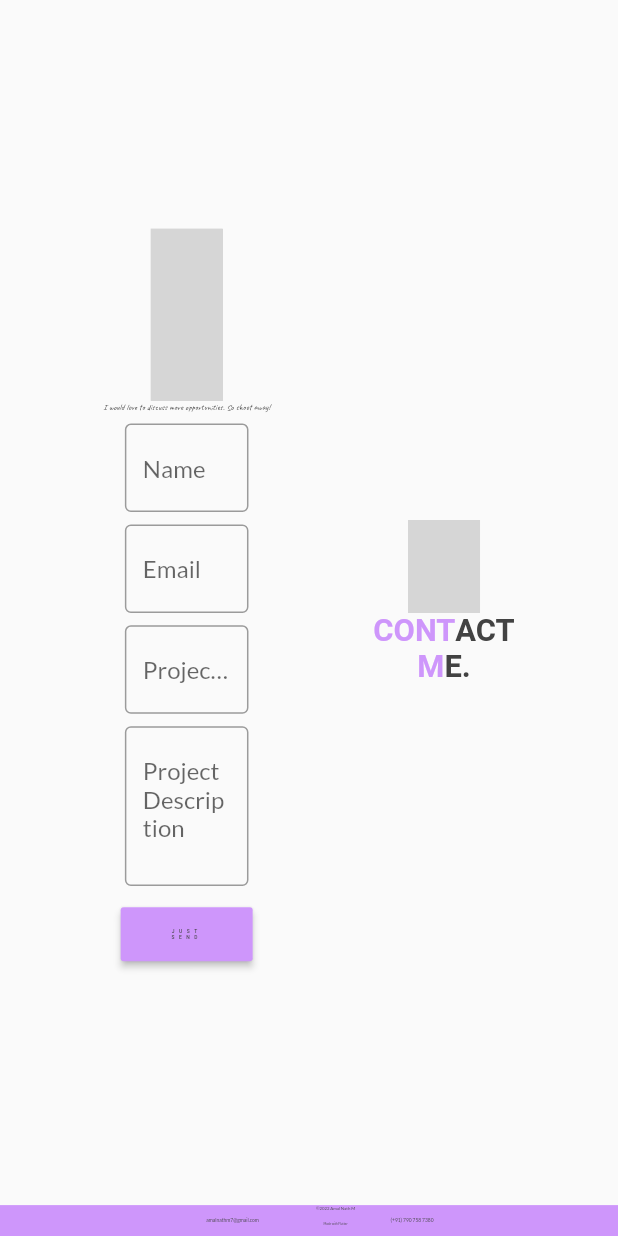
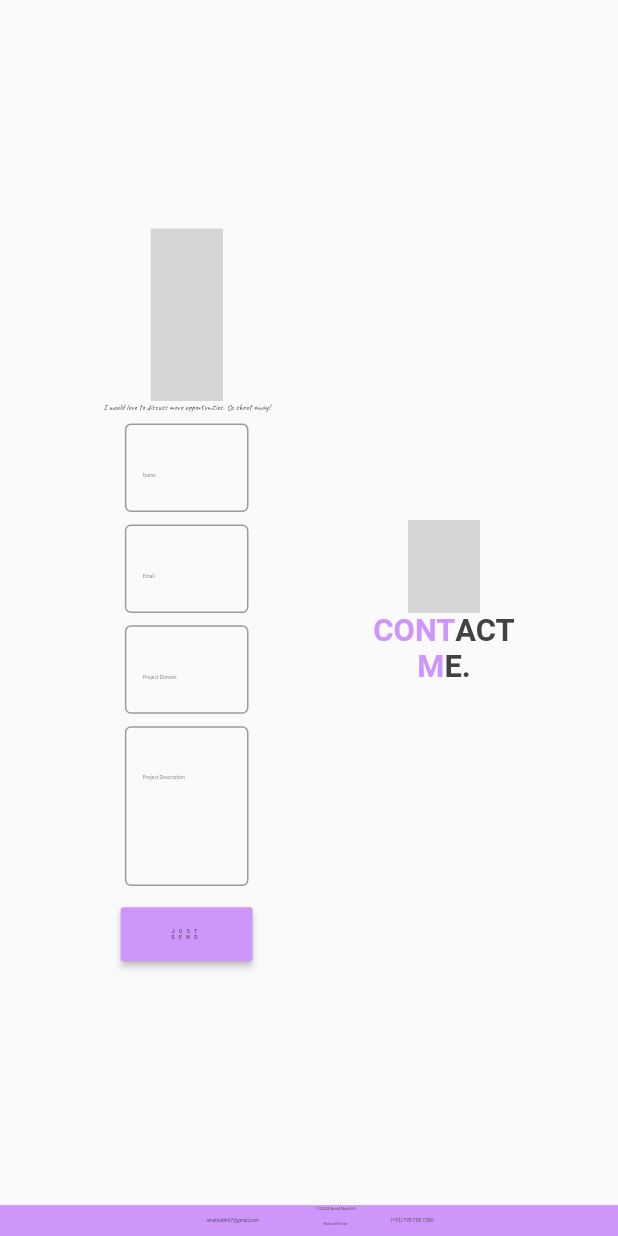
Before and after one commit to amalnathm7/Portfolio, a Flutter app: the ContactPage widget shown alone on an empty page, opened directly, on a phone screen of 412 x 824 dp. Run offline on Flutter 3.47's test engine with Material 2 defaults, Android fonts, the light colour scheme and no system bars; our stand-ins replace font_awesome_flutter, google_fonts, lottie; network calls fail; Roboto replaces fonts that are missing (Kanit); grey boxes are pictures that could not be loaded.

```diff
--- a/lib/contact/contact.dart
+++ b/lib/contact/contact.dart
@@ -74,10 +74,14 @@ class _ContactPageState extends State<ContactPage> {
                             width: size.width * 0.2,
                             child: TextField(
                               cursorColor: Colours.primary,
-                              decoration: const InputDecoration(
+                              decoration: InputDecoration(
                                 hintText: "Name",
-                                border: OutlineInputBorder(),
-                                focusedBorder: OutlineInputBorder(),
+                                hintStyle: TextStyle(
+                                  fontSize: size.width * 0.008,
+                                  color: Colours.text.withOpacity(0.75)
+                                ),
+                                border: const OutlineInputBorder(),
+                                focusedBorder: const OutlineInputBorder(),
                               ),
                             ),
                           ),
@@ -93,10 +97,14 @@ class _ContactPageState extends State<ContactPage> {
                             width: size.width * 0.2,
                             child: TextField(
                               cursorColor: Colours.primary,
-                              decoration: const InputDecoration(
+                              decoration: InputDecoration(
                                 hintText: "Email",
-                                border: OutlineInputBorder(),
-                                focusedBorder: OutlineInputBorder(),
+                                hintStyle: TextStyle(
+                                    fontSize: size.width * 0.008,
+                                    color: Colours.text.withOpacity(0.75)
+                                ),
+                                border: const OutlineInputBorder(),
+                                focusedBorder: const OutlineInputBorder(),
                               ),
                             ),
                           ),
@@ -112,10 +120,14 @@ class _ContactPageState extends State<ContactPage> {
                             width: size.width * 0.2,
                             child: TextField(
                               cursorColor: Colours.primary,
-                              decoration: const InputDecoration(
+                              decoration: InputDecoration(
                                 hintText: "Project Domain",
-                                border: OutlineInputBorder(),
-                                focusedBorder: OutlineInputBorder(),
+                                hintStyle: TextStyle(
+                                    fontSize: size.width * 0.008,
+                                    color: Colours.text.withOpacity(0.75)
+                                ),
+                                border: const OutlineInputBorder(),
+                                focusedBorder: const OutlineInputBorder(),
                               ),
                             ),
                           ),
@@ -133,10 +145,14 @@ class _ContactPageState extends State<ContactPage> {
                               minLines: 5,
                               maxLines: 10,
                               cursorColor: Colours.primary,
-                              decoration: const InputDecoration(
+                              decoration: InputDecoration(
                                 hintText: "Project Description",
-                                border: OutlineInputBorder(),
-                                focusedBorder: OutlineInputBorder(),
+                                hintStyle: TextStyle(
+                                    fontSize: size.width * 0.008,
+                                    color: Colours.text.withOpacity(0.75)
+                                ),
+                                border: const OutlineInputBorder(),
+                                focusedBorder: const OutlineInputBorder(),
                               ),
                             ),
                           ),
```
